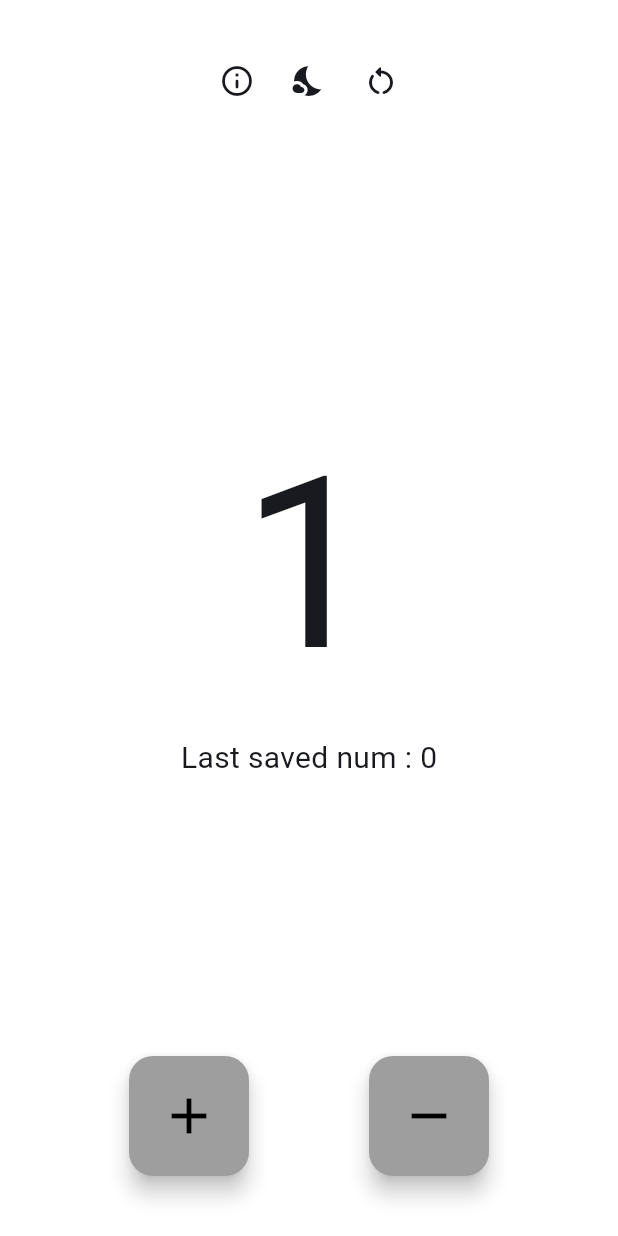
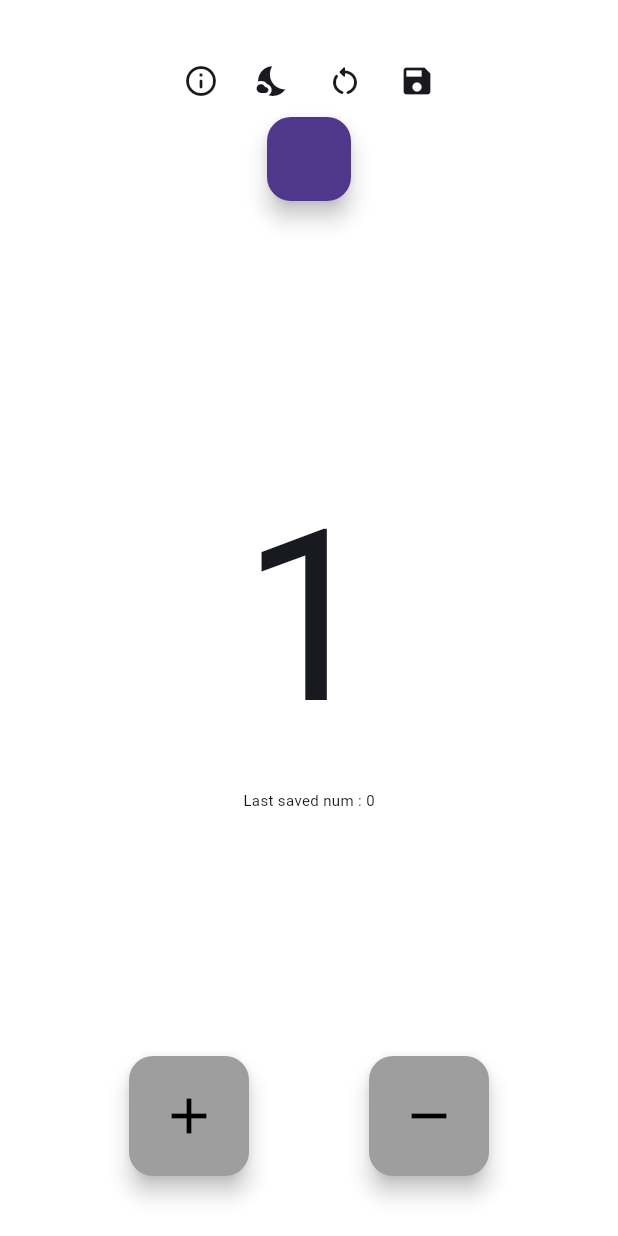
Before and after one commit to M26Tash/Counter-App-on-BLoC-, a Flutter app: the screen it shows after launch, after a tap on the "wb sunny" icon, after a tap on the "add" icon, on a phone screen of 412 x 824 dp. Run offline on Flutter 3.47's test engine with Material 2 defaults, Android fonts, the phone set to English and light mode, and no system bars; our stand-ins replace shared_preferences.

Commit message:
Saved Function added

```diff
--- a/lib/domain/bloc.dart
+++ b/lib/domain/bloc.dart
@@ -1,13 +1,17 @@
 import 'dart:async';
+
+import 'package:shared_preferences/shared_preferences.dart';
 
 enum CounterEvents {
   incrementEvent,
   dicrementEvent,
   resetEvent,
+  saveEvent,
 }
 
 class CounterBloc {
    int _currentCount = 0;
+
    final _inputEventController = StreamController<CounterEvents>();
    StreamSink<CounterEvents> get inputEvenrSink => _inputEventController.sink;
 
@@ -21,10 +25,13 @@ class CounterBloc {
         _currentCount--;
       } else if (event == CounterEvents.resetEvent){
         _currentCount = 0;
+      } else if (event == CounterEvents.saveEvent) {
+        SharedPreferences prefs = await SharedPreferences.getInstance();
+        prefs.setInt('countValue', _currentCount);
+
       } else {
         throw Exception('ЧТО ТО НЕ ТО');
       }
-
       _outputStateController.sink.add(_currentCount);
 
     }
--- a/lib/main.dart
+++ b/lib/main.dart
@@ -1,6 +1,7 @@
 import 'package:bloc_counter/domain/bloc.dart';
 import 'package:flutter/material.dart';
 import 'package:flutter/services.dart';
+import 'package:shared_preferences/shared_preferences.dart';
 import 'package:url_launcher/url_launcher_string.dart';
 
 void main() {
@@ -23,6 +24,8 @@ class MyApp extends StatefulWidget {
 
 class _MyAppState extends State<MyApp> {
   CounterBloc block = CounterBloc();
+
+  get prefs => null;
 
   @override
   void dispose() {
@@ -48,6 +51,19 @@ class _MyAppState extends State<MyApp> {
   brightness: Brightness.dark,
   useMaterial3: true
  );
+
+
+ getCountValue() async {
+  SharedPreferences prefs = await SharedPreferences.getInstance();
+  int _currentCount = prefs.getInt('countValue') ?? 0;
+  print(prefs.get('countValue'));
+  return _currentCount;
+}
+
+
+
+bool save = false;
+
   @override
   Widget build(BuildContext context) {
     return MaterialApp(
@@ -97,8 +113,19 @@ class _MyAppState extends State<MyApp> {
                       ),
                       tooltip: 'Reset Counter',
                     ),
+                  IconButton(
+                    onPressed: (){
+                      block.inputEvenrSink.add(CounterEvents.saveEvent);
+                    },
+                    icon: Icon(
+                      Icons.save,
+                      color: _themeBool ?  const Color(0xff191A1F) : Colors.white,
+                      ),
+                      tooltip: 'Save Counter',
+                    ),
                 ],
               ),
+              FloatingActionButton(onPressed: (){getCountValue();}),
               const Spacer(),
               StreamBuilder(
                     stream: block.outputStateStream,
@@ -122,11 +149,14 @@ class _MyAppState extends State<MyApp> {
                       }
                     }
                   ),
+                  // FloatingActionButton(onPressed: (){
+                  //   getCountValue();
+                  // }),
                 Text(
                   'Last saved num : 0',
                   style: TextStyle(
                     color: _themeBool ?  const Color(0xff191A1F) : Colors.white,
-                    fontSize: 20
+                    fontSize: 10
                   ),
                   ),
                   const Spacer(),
--- a/pubspec.yaml
+++ b/pubspec.yaml
@@ -37,6 +37,7 @@ dependencies:
   # Use with the CupertinoIcons class for iOS style icons.
   cupertino_icons: ^1.0.2
   url_launcher: ^6.1.7
+  shared_preferences: ^2.0.15
 
 dev_dependencies:
   flutter_test:
```
Also changed, not shown: pubspec.lock, 2 other files.
